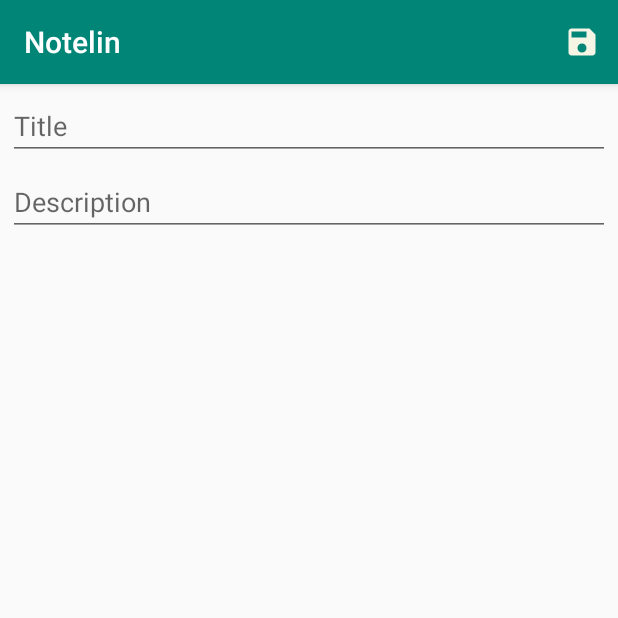
After one commit to tjrushby/Notelin, an Android app: the AddEditNoteFragment screen opened through its navigation route, on a phone screen of 412 x 824 dp, the top half of it. The commit adds this screen. Run offline under Robolectric (Android 15) with nearby library versions, the phone set to English and light mode, and no system bars; our stand-ins replace Timber, data binding.

Commit message:
Added skeleton for adding or editing a note

```diff
--- a/app/build.gradle
+++ b/app/build.gradle
@@ -1,6 +1,8 @@
 apply plugin: 'com.android.application'
 
 apply plugin: 'kotlin-android'
+
+apply plugin: 'kotlin-kapt'
 
 apply plugin: 'kotlin-android-extensions'
 
@@ -19,6 +21,9 @@ android {
             minifyEnabled false
             proguardFiles getDefaultProguardFile('proguard-android-optimize.txt'), 'proguard-rules.pro'
         }
+    }
+    dataBinding {
+        enabled = true
     }
 }
 
@@ -43,6 +48,11 @@ dependencies {
     implementation "androidx.navigation:navigation-fragment-ktx:$nav_version"
     implementation "androidx.navigation:navigation-ui-ktx:$nav_version"
 
+    // timber
+    implementation 'com.jakewharton.timber:timber:4.7.1'
+
+    implementation 'androidx.constraintlayout:constraintlayout:1.1.3'
+
     implementation fileTree(dir: 'libs', include: ['*.jar'])
     implementation"org.jetbrains.kotlin:kotlin-stdlib-jdk7:$kotlin_version"
     implementation 'androidx.appcompat:appcompat:1.1.0-alpha02'
--- a/app/src/main/AndroidManifest.xml
+++ b/app/src/main/AndroidManifest.xml
@@ -1,14 +1,17 @@
 <manifest xmlns:android="http://schemas.android.com/apk/res/android"
           package="com.tjrushby.notelin">
 
-    <application android:allowBackup="true"
+    <application
+            android:allowBackup="true"
             android:label="@string/app_name"
             android:icon="@mipmap/ic_launcher"
+            android:name=".NotelinApp"
             android:roundIcon="@mipmap/ic_launcher_round"
             android:supportsRtl="true"
             android:theme="@style/AppTheme">
 
-        <activity android:name="com.tjrushby.notelin.MainActivity"
+        <activity
+                android:name="com.tjrushby.notelin.MainActivity"
                 android:launchMode="singleTop">
             <intent-filter>
                 <action android:name="android.intent.action.MAIN"/>
--- a/app/src/main/java/com/tjrushby/notelin/MainActivity.kt
+++ b/app/src/main/java/com/tjrushby/notelin/MainActivity.kt
@@ -2,6 +2,7 @@ package com.tjrushby.notelin
 
 import android.os.Bundle
 import androidx.appcompat.app.AppCompatActivity
+import kotlinx.android.synthetic.main.activity_main.*
 
 
 class MainActivity : AppCompatActivity() {
@@ -9,5 +10,6 @@ class MainActivity : AppCompatActivity() {
     override fun onCreate(savedInstanceState: Bundle?) {
         super.onCreate(savedInstanceState)
         setContentView(R.layout.activity_main)
+        setSupportActionBar(toolbar)
     }
 }
--- /dev/null
+++ b/app/src/main/java/com/tjrushby/notelin/NotelinApp.kt
@@ -0,0 +1,15 @@
+package com.tjrushby.notelin
+
+import android.app.Application
+import timber.log.Timber
+
+
+class NotelinApp : Application() {
+    override fun onCreate() {
+        super.onCreate()
+
+        if(BuildConfig.DEBUG) {
+            Timber.plant(Timber.DebugTree())
+        }
+    }
+}
--- /dev/null
+++ b/app/src/main/java/com/tjrushby/notelin/ui/addeditnote/AddEditNoteFragment.kt
@@ -0,0 +1,35 @@
+package com.tjrushby.notelin.ui.addeditnote
+
+import android.os.Bundle
+import android.view.*
+import androidx.fragment.app.Fragment
+import com.tjrushby.notelin.R
+import timber.log.Timber
+
+class AddEditNoteFragment : Fragment() {
+
+    override fun onCreate(savedInstanceState: Bundle?) {
+        setHasOptionsMenu(true)
+        super.onCreate(savedInstanceState)
+    }
+
+    override fun onCreateView(inflater: LayoutInflater, container: ViewGroup?, savedInstanceState: Bundle?): View? {
+        return inflater.inflate(R.layout.fragment_add_edit_note, container, false)
+    }
+
+    override fun onCreateOptionsMenu(menu: Menu, inflater: MenuInflater) {
+        inflater.inflate(R.menu.menu_add_edit, menu)
+        super.onCreateOptionsMenu(menu, inflater)
+    }
+
+    override fun onOptionsItemSelected(item: MenuItem): Boolean {
+        when (item.itemId) {
+            R.id.action_save -> {
+                Timber.d("save")
+                return false
+            }
+        }
+
+        return super.onOptionsItemSelected(item)
+    }
+}
--- a/app/src/main/java/com/tjrushby/notelin/ui/notes/NotesFragment.kt
+++ b/app/src/main/java/com/tjrushby/notelin/ui/notes/NotesFragment.kt
@@ -5,7 +5,9 @@ import android.view.LayoutInflater
 import android.view.View
 import android.view.ViewGroup
 import androidx.fragment.app.Fragment
+import androidx.navigation.findNavController
 import com.tjrushby.notelin.R
+import kotlinx.android.synthetic.main.fragment_notes.*
 
 
 class NotesFragment : Fragment() {
@@ -13,4 +15,12 @@ class NotesFragment : Fragment() {
     override fun onCreateView(inflater: LayoutInflater, container: ViewGroup?, savedInstanceState: Bundle?): View? {
         return inflater.inflate(R.layout.fragment_notes, container, false)
     }
+
+    override fun onActivityCreated(savedInstanceState: Bundle?) {
+        super.onActivityCreated(savedInstanceState)
+
+        buttonAddNote.setOnClickListener { view ->
+            view.findNavController().navigate(R.id.action_addEditNotes)
+        }
+    }
 }
--- /dev/null
+++ b/app/src/main/res/drawable/ic_save.xml
@@ -0,0 +1,5 @@
+<vector android:height="24dp" android:tint="#F5F5E5"
+    android:viewportHeight="24.0" android:viewportWidth="24.0"
+    android:width="24dp" xmlns:android="http://schemas.android.com/apk/res/android">
+    <path android:fillColor="#FF000000" android:pathData="M17,3L5,3c-1.11,0 -2,0.9 -2,2v14c0,1.1 0.89,2 2,2h14c1.1,0 2,-0.9 2,-2L21,7l-4,-4zM12,19c-1.66,0 -3,-1.34 -3,-3s1.34,-3 3,-3 3,1.34 3,3 -1.34,3 -3,3zM15,9L5,9L5,5h10v4z"/>
+</vector>
--- a/app/src/main/res/layout/activity_main.xml
+++ b/app/src/main/res/layout/activity_main.xml
@@ -7,7 +7,25 @@
         android:layout_height="match_parent"
         tools:context=".MainActivity">
 
+    <com.google.android.material.appbar.AppBarLayout
+            android:id="@+id/appBar"
+            android:layout_width="match_parent"
+            android:layout_height="wrap_content">
+
+        <androidx.appcompat.widget.Toolbar
+                android:id="@+id/toolbar"
+                android:layout_width="match_parent"
+                android:layout_height="wrap_content"
+                android:background="?attr/colorPrimary"
+                android:minHeight="?attr/actionBarSize"
+                android:theme="@style/ThemeOverlay.AppCompat.Dark.ActionBar"
+                app:popupTheme="@style/ThemeOverlay.AppCompat.Light"
+                app:title="@string/app_name"/>
+
+    </com.google.android.material.appbar.AppBarLayout>
+
     <fragment
+            android:layout_marginTop="?android:attr/actionBarSize"
             android:id="@+id/fragment_nav_host"
             android:name="androidx.navigation.fragment.NavHostFragment"
             android:layout_width="match_parent"
--- /dev/null
+++ b/app/src/main/res/layout/fragment_add_edit_note.xml
@@ -0,0 +1,32 @@
+<?xml version="1.0" encoding="utf-8"?>
+<layout xmlns:android="http://schemas.android.com/apk/res/android"
+        xmlns:app="http://schemas.android.com/apk/res-auto">
+
+    <data>
+
+        <import type="android.view.View"/>
+    </data>
+
+    <androidx.constraintlayout.widget.ConstraintLayout
+            android:layout_width="match_parent"
+            android:layout_height="match_parent">
+
+        <com.google.android.material.textfield.TextInputEditText
+                android:id="@+id/etTitle"
+                android:layout_width="match_parent"
+                android:layout_height="wrap_content"
+                android:hint="@string/hint_title"
+                app:layout_constraintTop_toTopOf="parent"
+                android:layout_margin="5dp"/>
+
+        <com.google.android.material.textfield.TextInputEditText
+                android:id="@+id/etDescription"
+                android:layout_width="match_parent"
+                android:layout_height="wrap_content"
+                android:hint="@string/hint_description"
+                app:layout_constraintTop_toBottomOf="@id/etTitle"
+                android:layout_margin="5dp"/>
+
+    </androidx.constraintlayout.widget.ConstraintLayout>
+
+</layout>
--- a/app/src/main/res/layout/fragment_notes.xml
+++ b/app/src/main/res/layout/fragment_notes.xml
@@ -2,10 +2,15 @@
 <androidx.coordinatorlayout.widget.CoordinatorLayout
         xmlns:android="http://schemas.android.com/apk/res/android"
         xmlns:tools="http://schemas.android.com/tools"
+        xmlns:app="http://schemas.android.com/apk/res-auto"
         android:orientation="vertical"
         android:layout_width="match_parent"
         android:layout_height="match_parent"
         tools:context=".MainActivity">
+
+    <androidx.constraintlayout.widget.ConstraintLayout
+            android:layout_width="match_parent"
+            android:layout_height="match_parent">
 
         <androidx.recyclerview.widget.RecyclerView
                 android:id="@+id/recycler_view"
@@ -19,6 +24,9 @@
                 android:src="@drawable/ic_add"
                 android:layout_marginEnd="16dp"
                 android:layout_marginBottom="16dp"
-            android:layout_gravity="bottom|right"/>
+                app:layout_constraintBottom_toBottomOf="parent"
+                app:layout_constraintEnd_toEndOf="parent"/>
+    </androidx.constraintlayout.widget.ConstraintLayout>
+
 
 </androidx.coordinatorlayout.widget.CoordinatorLayout>
--- /dev/null
+++ b/app/src/main/res/menu/menu_add_edit.xml
@@ -0,0 +1,9 @@
+<?xml version="1.0" encoding="utf-8"?>
+<menu xmlns:android="http://schemas.android.com/apk/res/android"
+      xmlns:app="http://schemas.android.com/apk/res-auto">
+    <item
+            android:id="@+id/action_save"
+            android:title="@string/title_save"
+            app:showAsAction="always"
+            android:icon="@drawable/ic_save"/>
+</menu>
--- a/app/src/main/res/navigation/nav_graph.xml
+++ b/app/src/main/res/navigation/nav_graph.xml
@@ -8,5 +8,14 @@
             android:id="@+id/notesFragment"
             android:name="com.tjrushby.notelin.ui.notes.NotesFragment"
             android:label="NotesFragment"
-            tools:layout="@layout/fragment_notes"/>
+            tools:layout="@layout/fragment_notes">
+        <action
+                android:id="@+id/action_addEditNotes"
+                app:destination="@id/addEditNoteFragment"/>
+    </fragment>
+    <fragment
+            android:id="@+id/addEditNoteFragment"
+            android:name="com.tjrushby.notelin.ui.addeditnote.AddEditNoteFragment"
+            android:label="AddEditNoteFragment"
+            tools:layout="@layout/fragment_add_edit_note"/>
 </navigation>
--- a/app/src/main/res/values/strings.xml
+++ b/app/src/main/res/values/strings.xml
@@ -1,3 +1,6 @@
 <resources>
     <string name="app_name">Notelin</string>
+    <string name="hint_title">Title</string>
+    <string name="hint_description">Description</string>
+    <string name="title_save">Save</string>
 </resources>
--- a/app/src/main/res/values/styles.xml
+++ b/app/src/main/res/values/styles.xml
@@ -1,7 +1,7 @@
 <resources>
 
     <!-- Base application theme. -->
-    <style name="AppTheme" parent="Theme.AppCompat.Light.DarkActionBar">
+    <style name="AppTheme" parent="Theme.AppCompat.Light.NoActionBar">
         <!-- Customize your theme here. -->
         <item name="colorPrimary">@color/colorPrimary</item>
         <item name="colorPrimaryDark">@color/colorPrimaryDark</item>
--- a/build.gradle
+++ b/build.gradle
@@ -1,14 +1,14 @@
 // Top-level build file where you can add configuration options common to all sub-projects/modules.
 
 buildscript {
-    ext.kotlin_version = '1.3.11'
+    ext.kotlin_version = '1.3.31'
     repositories {
         google()
         jcenter()
 
     }
     dependencies {
-        classpath 'com.android.tools.build:gradle:3.3.0'
+        classpath 'com.android.tools.build:gradle:3.4.1'
         classpath "org.jetbrains.kotlin:kotlin-gradle-plugin:$kotlin_version"
         // NOTE: Do not place your application dependencies here; they belong
         // in the individual module build.gradle files
```
Also changed, not shown: gradle/wrapper/gradle-wrapper.properties. Lines whose indentation alone changed are shown as unchanged.
